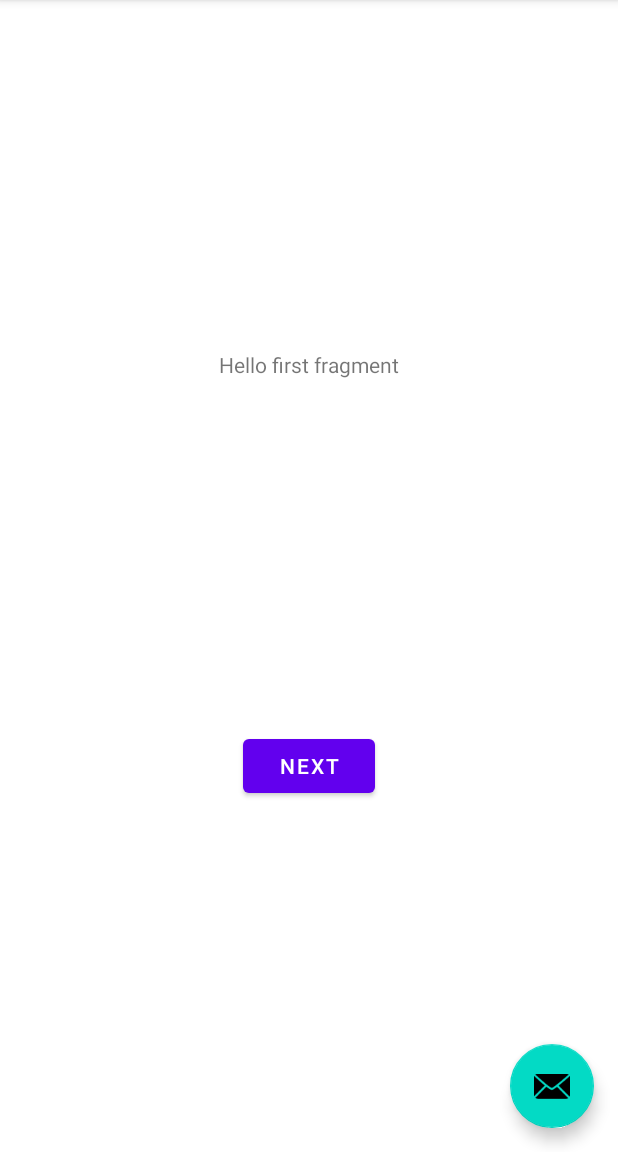
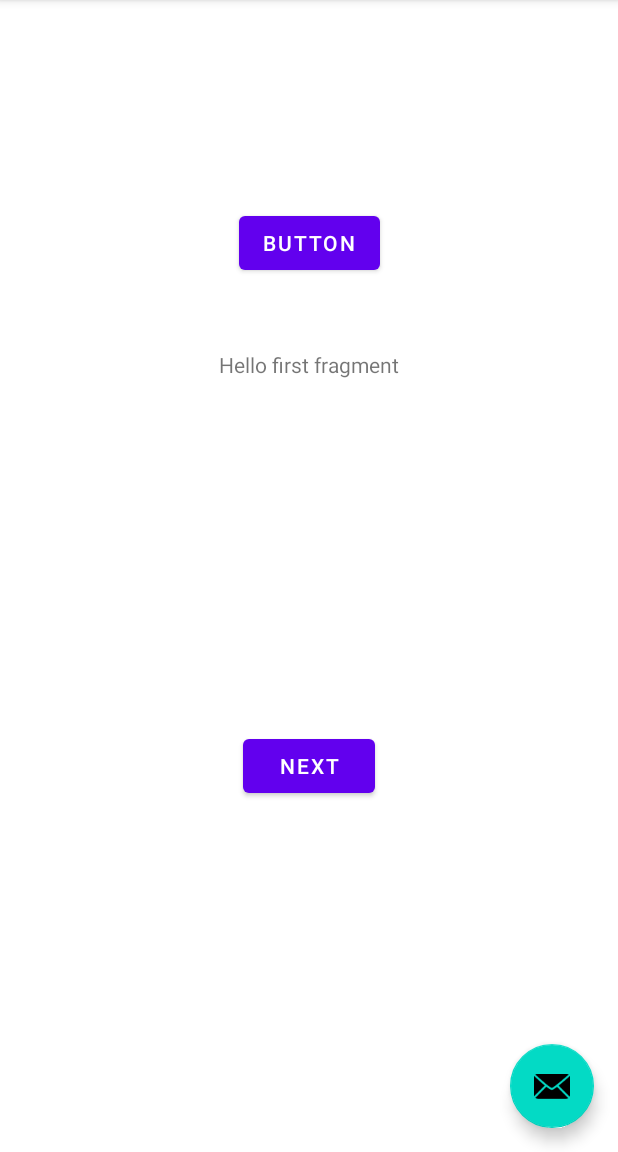
Before and after one commit to francois-los/android_M1S2, an Android app: the screen it shows after launch (MainActivity), on a phone screen of 412 x 824 dp, the part 84-1236 px from its top. Run offline under Robolectric (Android 15) with nearby library versions, the phone set to English and light mode, and no system bars.

Commit message:
First version

```diff
--- a/HelloWorld/app/src/main/java/com/example/helloworld/FirstFragment.java
+++ b/HelloWorld/app/src/main/java/com/example/helloworld/FirstFragment.java
@@ -4,10 +4,13 @@ import android.os.Bundle;
 import android.view.LayoutInflater;
 import android.view.View;
 import android.view.ViewGroup;
+import android.widget.Button;
 
 import androidx.annotation.NonNull;
 import androidx.fragment.app.Fragment;
 import androidx.navigation.fragment.NavHostFragment;
+
+import com.google.android.material.snackbar.Snackbar;
 
 public class FirstFragment extends Fragment {
 
@@ -30,5 +33,10 @@ public class FirstFragment extends Fragment {
                         .navigate(R.id.action_FirstFragment_to_SecondFragment);
             }
         });
+
+        Button helloButton = view.findViewById(R.id.helloButton);
+        helloButton.setOnClickListener((v) -> {
+            Snackbar.make(view, "Hello world", Snackbar.LENGTH_LONG).show();
+        });
     }
 }
--- a/HelloWorld/app/src/main/java/com/example/helloworld/MainActivity.java
+++ b/HelloWorld/app/src/main/java/com/example/helloworld/MainActivity.java
@@ -8,10 +8,10 @@ import com.google.android.material.snackbar.Snackbar;
 import androidx.appcompat.app.AppCompatActivity;
 import androidx.appcompat.widget.Toolbar;
 
-import android.view.View;
-
 import android.view.Menu;
 import android.view.MenuItem;
+
+import android.view.View;
 
 public class MainActivity extends AppCompatActivity {
 
@@ -30,6 +30,7 @@ public class MainActivity extends AppCompatActivity {
                         .setAction("Action", null).show();
             }
         });
+
     }
 
     @Override
--- a/HelloWorld/app/src/main/res/layout/fragment_first.xml
+++ b/HelloWorld/app/src/main/res/layout/fragment_first.xml
@@ -25,4 +25,15 @@
         app:layout_constraintEnd_toEndOf="parent"
         app:layout_constraintStart_toStartOf="parent"
         app:layout_constraintTop_toBottomOf="@id/textview_first" />
+
+    <Button
+        android:id="@+id/helloButton"
+        android:layout_width="wrap_content"
+        android:layout_height="wrap_content"
+        android:layout_marginTop="138dp"
+        android:text="Button"
+        app:layout_constraintEnd_toEndOf="parent"
+        app:layout_constraintHorizontal_bias="0.5"
+        app:layout_constraintStart_toStartOf="parent"
+        app:layout_constraintTop_toTopOf="parent" />
 </androidx.constraintlayout.widget.ConstraintLayout>
```
Also changed, not shown: 1 other file.
